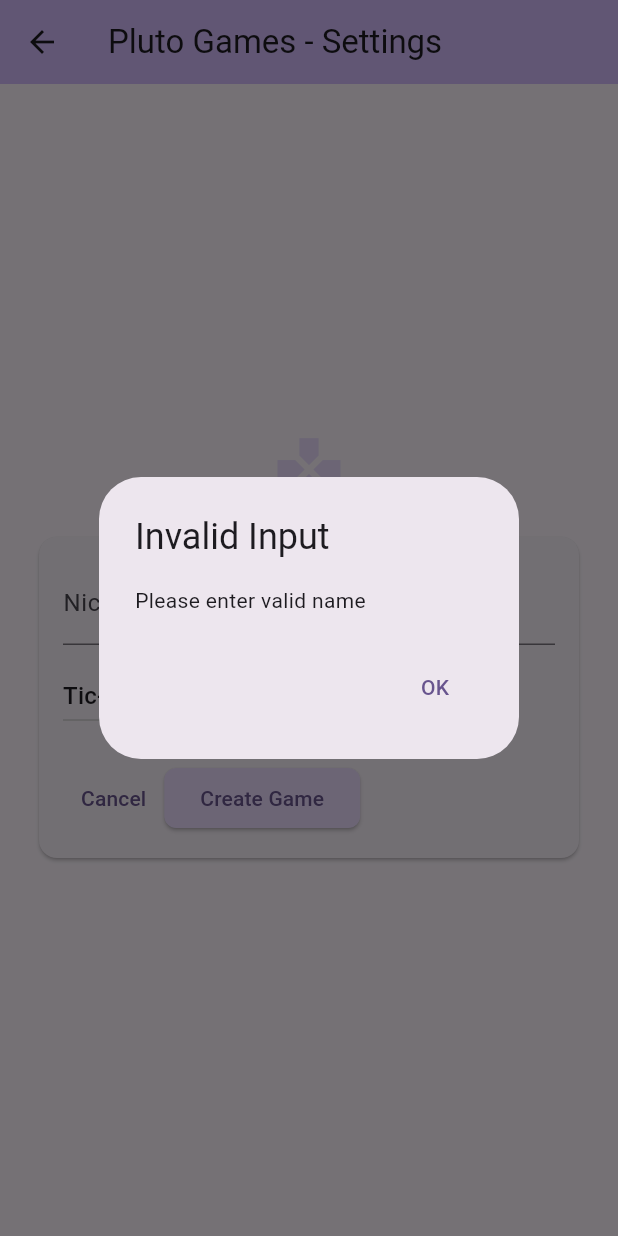
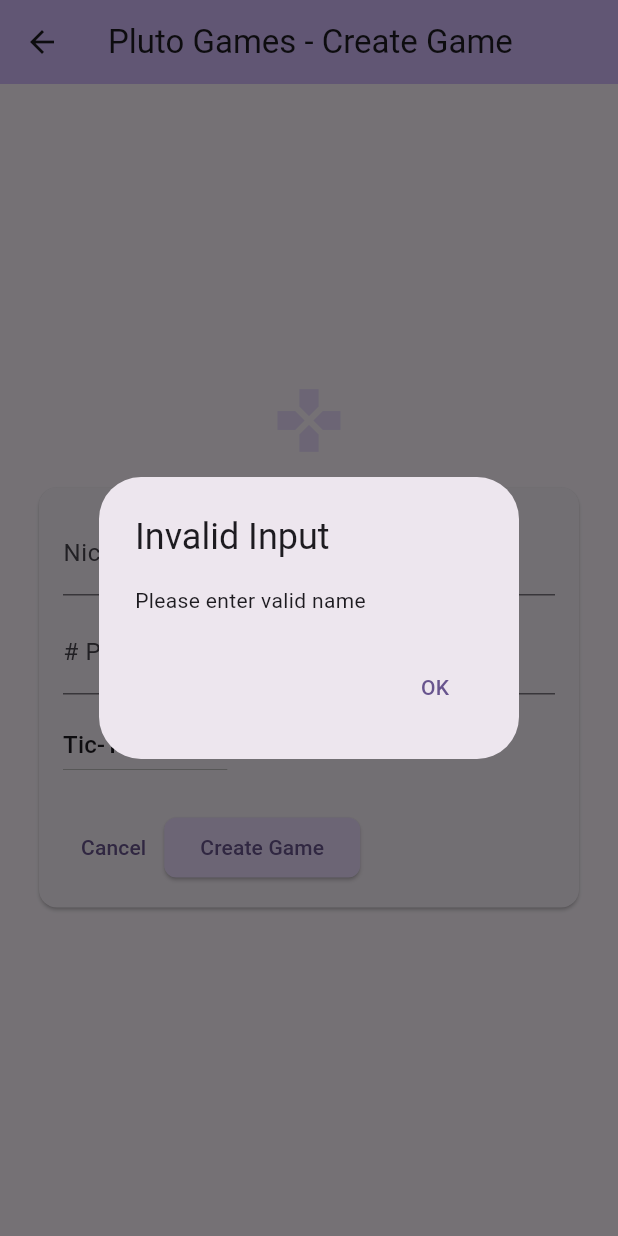
Before and after one commit to hokieknight/pluto_games, a Flutter app: the CreateGameScreen screen opened directly, after a tap on "Create Game", on a phone screen of 412 x 824 dp. Run offline on Flutter 3.47's test engine with Material 3 defaults, Android fonts, the phone set to English and light mode, and no system bars; our stand-ins replace cloud_firestore, firebase_auth, firebase_core, flutter_riverpod; accounts and stored records are empty.

Commit message:
add num players input

```diff
--- a/lib/screens/create_game_screen.dart
+++ b/lib/screens/create_game_screen.dart
@@ -1,4 +1,5 @@
 import 'package:flutter/material.dart';
+import 'package:flutter/services.dart';
 import 'package:flutter_riverpod/flutter_riverpod.dart';
 import 'package:pluto_games/models/game.dart';
 import 'package:pluto_games/models/gameuser.dart';
@@ -13,12 +14,14 @@
 
 class _CreateGameScreenState extends ConsumerState<CreateGameScreen> {
   final _nameController = TextEditingController();
+  final _numPlayersController = TextEditingController();
   GameType _selectedGameType = GameType.tictactoe;
   late GameUser _gameUser;
 
   @override
   void dispose() {
     _nameController.dispose();
+    _numPlayersController.dispose();
     super.dispose();
   }
 
@@ -41,6 +44,26 @@
       );
       return;
     }
+
+    if (_numPlayersController.text.trim().isEmpty) {
+      showDialog(
+        context: context,
+        builder: (ctx) => AlertDialog(
+          title: const Text('Invalid Input'),
+          content: const Text('Please enter valid # of players'),
+          actions: [
+            TextButton(
+              onPressed: () {
+                Navigator.pop(ctx);
+              },
+              child: const Text('OK'),
+            )
+          ],
+        ),
+      );
+      return;
+    }
+
     if (_nameController.text.trim() != _gameUser.nickname) {
       _gameUser.nickname = _nameController.text.trim();
       ref.read(gameUserProvider.notifier).setUser(_gameUser);
@@ -58,7 +81,7 @@
     return Scaffold(
       appBar: AppBar(
         backgroundColor: Theme.of(context).colorScheme.inversePrimary,
-        title: const Text('Pluto Games - Settings'),
+        title: const Text('Pluto Games - Create Game'),
       ),
       body: Center(
         child: SingleChildScrollView(
@@ -85,6 +108,17 @@
                           decoration: const InputDecoration(
                             label: Text('Nickname'),
                           ),
+                        ),
+                        const SizedBox(height: 10),
+                        TextField(
+                          controller: _numPlayersController,
+                          decoration: const InputDecoration(
+                            label: Text('# Players'),
+                          ),
+                          keyboardType: TextInputType.number,
+                          inputFormatters: <TextInputFormatter>[
+                            FilteringTextInputFormatter.digitsOnly
+                          ],
                         ),
                         const SizedBox(height: 10),
                         DropdownButton(
```
